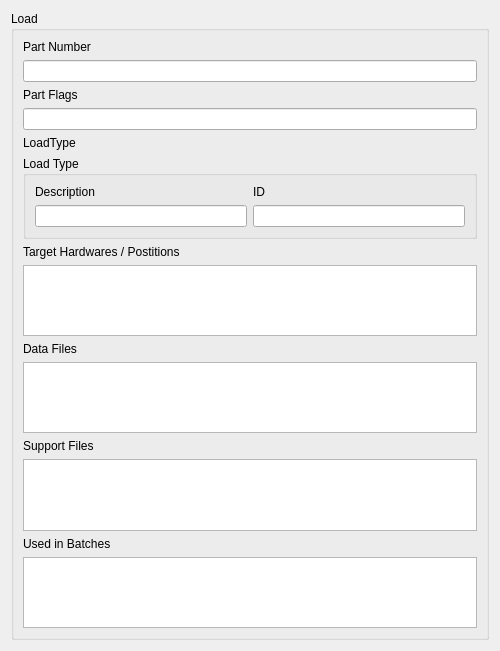
This is lib/arinc665_qt/media/LoadWidget.ui in hirah2205/ARINC-665 as Qt 5 draws it before an edit. The edited form follows.
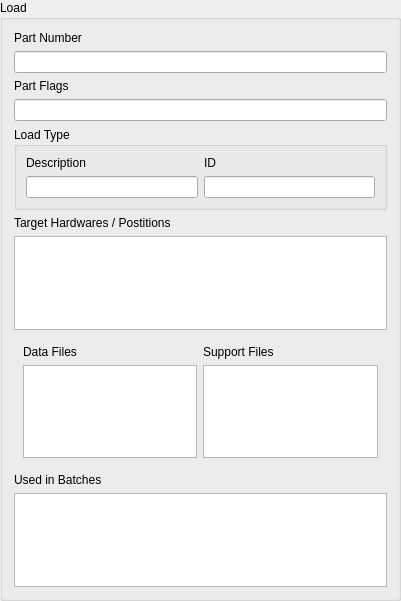
This is the edited form.

Commit message: Update Media representation

What changed in the file:
```diff
--- a/lib/arinc665_qt/media/LoadWidget.ui
+++ b/lib/arinc665_qt/media/LoadWidget.ui
@@ -2,25 +2,19 @@
 <ui version="4.0">
  <author>Thomas Vogt</author>
  <class>Arinc665Qt::Media::LoadWidget</class>
- <widget class="QWidget" name="Arinc665Qt::Media::LoadWidget">
+ <widget class="QGroupBox" name="Arinc665Qt::Media::LoadWidget">
   <property name="geometry">
    <rect>
     <x>0</x>
     <y>0</y>
-    <width>500</width>
-    <height>651</height>
+    <width>401</width>
+    <height>601</height>
    </rect>
   </property>
-  <property name="windowTitle">
-   <string>Form</string>
-  </property>
-  <layout class="QVBoxLayout" name="verticalLayout">
-   <item>
-    <widget class="QGroupBox" name="gbLoad">
      <property name="title">
       <string>Load</string>
      </property>
-     <layout class="QVBoxLayout" name="verticalLayout_3">
+  <layout class="QVBoxLayout" name="verticalLayout">
       <item>
        <widget class="QLabel" name="lblPartNumber">
         <property name="text">
@@ -47,16 +41,6 @@
       <item>
        <widget class="QLineEdit" name="partFlags"/>
       </item>
-      <item>
-       <widget class="QLabel" name="lblLoadType">
-        <property name="text">
-         <string>LoadType</string>
-        </property>
-        <property name="buddy">
-         <cstring>loadTypeDescription</cstring>
-        </property>
-       </widget>
-      </item>
       <item>
        <widget class="QGroupBox" name="gbLoadType">
         <property name="title">
@@ -127,6 +111,9 @@
        </widget>
       </item>
       <item>
+    <widget class="QWidget" name="widget" native="true">
+     <layout class="QGridLayout" name="gridLayout_2">
+      <item row="0" column="0">
        <widget class="QLabel" name="lblDataFiles">
         <property name="text">
          <string>Data Files</string>
@@ -136,26 +123,7 @@
         </property>
        </widget>
       </item>
-      <item>
-       <widget class="QTableView" name="dataFiles">
-        <property name="alternatingRowColors">
-         <bool>true</bool>
-        </property>
-        <property name="selectionMode">
-         <enum>QAbstractItemView::NoSelection</enum>
-        </property>
-        <property name="selectionBehavior">
-         <enum>QAbstractItemView::SelectRows</enum>
-        </property>
-        <attribute name="horizontalHeaderStretchLastSection">
-         <bool>true</bool>
-        </attribute>
-        <attribute name="verticalHeaderVisible">
-         <bool>false</bool>
-        </attribute>
-       </widget>
-      </item>
-      <item>
+      <item row="0" column="1">
        <widget class="QLabel" name="lblSupportFiles">
         <property name="text">
          <string>Support Files</string>
@@ -165,7 +133,7 @@
         </property>
        </widget>
       </item>
-      <item>
+      <item row="1" column="1">
        <widget class="QTableView" name="supportFiles">
         <property name="alternatingRowColors">
          <bool>true</bool>
@@ -184,6 +152,28 @@
         </attribute>
        </widget>
       </item>
+      <item row="1" column="0">
+       <widget class="QTableView" name="dataFiles">
+        <property name="alternatingRowColors">
+         <bool>true</bool>
+        </property>
+        <property name="selectionMode">
+         <enum>QAbstractItemView::NoSelection</enum>
+        </property>
+        <property name="selectionBehavior">
+         <enum>QAbstractItemView::SelectRows</enum>
+        </property>
+        <attribute name="horizontalHeaderStretchLastSection">
+         <bool>true</bool>
+        </attribute>
+        <attribute name="verticalHeaderVisible">
+         <bool>false</bool>
+        </attribute>
+       </widget>
+      </item>
+     </layout>
+    </widget>
+   </item>
       <item>
        <widget class="QLabel" name="usedInBatchesLabel">
         <property name="text">
@@ -212,17 +202,6 @@
       </item>
      </layout>
     </widget>
-   </item>
-  </layout>
- </widget>
- <tabstops>
-  <tabstop>partNumber</tabstop>
-  <tabstop>partFlags</tabstop>
-  <tabstop>loadTypeDescription</tabstop>
-  <tabstop>targetHardwareIdsPositions</tabstop>
-  <tabstop>dataFiles</tabstop>
-  <tabstop>supportFiles</tabstop>
- </tabstops>
  <resources/>
  <connections/>
 </ui>
```
Lines whose indentation alone changed are shown as unchanged. The commit also changes 10 other files.
